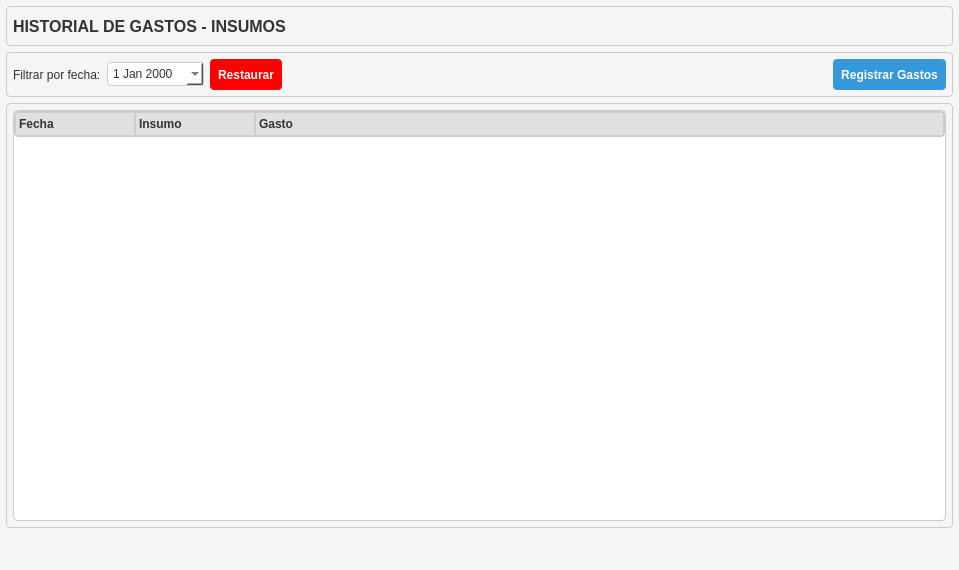
Old version of the form resources/ui/gastos_tab.ui in the repository Julian2455/beatmat.
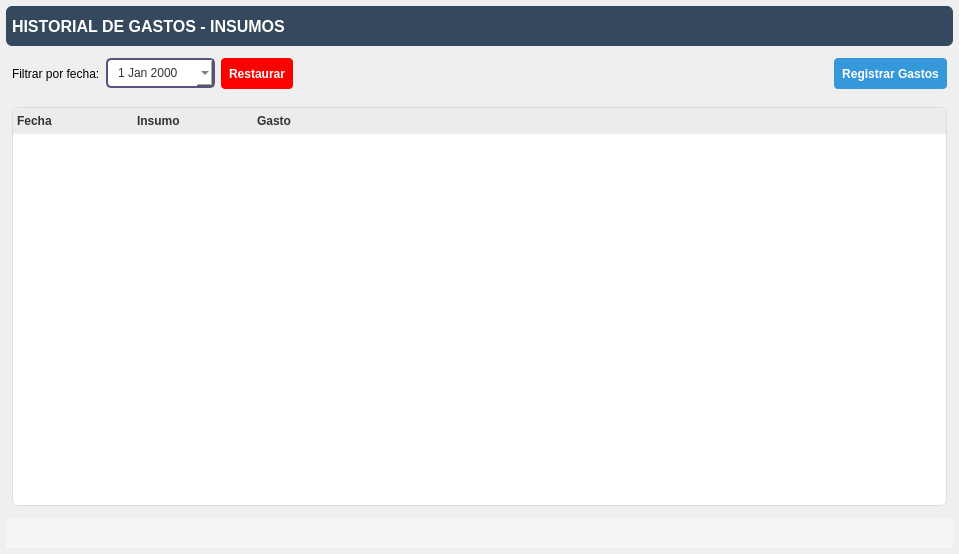
New version of the form. Icons and pictures are not drawn.

```diff
--- a/resources/ui/gastos_tab.ui
+++ b/resources/ui/gastos_tab.ui
@@ -7,24 +7,20 @@
     <x>0</x>
     <y>0</y>
     <width>959</width>
-    <height>570</height>
+    <height>554</height>
    </rect>
   </property>
   <property name="windowTitle">
    <string>Historial de Compras - Extintores</string>
   </property>
   <property name="styleSheet">
-   <string notr="true">QWidget {
-    background-color: #f5f5f5;
-    color: #333333;
+   <string notr="true">QFrame {
+    border-radius: 6px;
 }
-QFrame {
-    border:1px solid #cccccc;
-    border-radius: 4px;
-}
-QLabel {
-    color: #333333;
-    border: none;
+QMainWindow {
+    background-color: #f9f9f9;
+    font-family: &quot;Poppins&quot;, &quot;Segoe UI&quot;, sans-serif;
+    font-size: 14px;
 }
 QPushButton {
     background-color: #3498db;
@@ -40,13 +36,7 @@
 QPushButton:disabled {
     background-color: #bdc3c7;
 }
-QPushButton#btnDetalles {
-    background-color: #f39c12;
-}
-QPushButton#btnDetalles:hover {
-    background-color: #d35400;
-}
-QPushButton#btnCerrar {
+QPushButton#btnCerrarCaja {
     background-color: #e74c3c;
 }
 QPushButton#btnCerrar:hover {
@@ -58,22 +48,60 @@
     padding: 3px;
     background: white;
 }
-QTableWidget {
-    border: 1px solid #cccccc;
-    background-color: white;
-    gridline-color: #dddddd;
-}
+
+/* QTableWidget / QTableView */
 QHeaderView::section {
-    background-color: #e0e0e0;
-    color: #333333;
-    padding: 3px;
-    border: 1px solid #cccccc;
+    background-color: #ececec;
+    color: #333;
+    padding: 4px;
+    border: none;
     font-weight: bold;
 }
-QTableWidget::item:selected {
-    background-color: #3498db;
-    color: white;
-}</string>
+QTableWidget {
+    border: 1px solid #ddd;
+    background-color: white;
+    gridline-color: #ccc;
+    alternate-background-color: #f2f2f2;
+}
+QTableWidget::item {
+    padding: 6px;
+}
+QTableWidget::item:hover {
+    background-color: #f0f8ff;
+}
+/* QLineEdit (buscador) */
+QLineEdit {
+    border: 2px solid #ddd;
+    border-radius: 8px;
+    padding: 6px 12px;
+    background-color: white;
+}
+QLineEdit:focus {
+    border-color: #007BFF;
+}
+QComboBox {
+     border: 2px solid rgb(85, 85, 127);
+     border-radius: 5px;
+     padding: 5px 8px;
+     color: #333;
+     background-color: #fff;
+   }
+QDateEdit {
+     border: 2px solid  rgb(85, 85, 127);
+     border-radius: 5px;
+     padding: 5px 8px;
+     color: #333;
+     background-color: #fff;
+   }
+QComboBox:focus {
+     border: 1px solid #0078d7;
+     background-color: #eef6ff;
+   }
+
+QDateEdit:focus {
+     border: 1px solid #0078d7;
+     background-color: #eef6ff;
+   }</string>
   </property>
   <layout class="QVBoxLayout" name="verticalLayout">
    <property name="spacing">
@@ -105,6 +133,10 @@
        <height>40</height>
       </size>
      </property>
+     <property name="styleSheet">
+      <string notr="true">
+background:#34495E;</string>
+     </property>
      <property name="frameShape">
       <enum>QFrame::StyledPanel</enum>
      </property>
@@ -136,7 +168,7 @@
          </font>
         </property>
         <property name="styleSheet">
-         <string notr="true"/>
+         <string notr="true">color: rgb(255, 255, 255);</string>
         </property>
         <property name="text">
          <string>HISTORIAL DE GASTOS - INSUMOS</string>
```
Left out of the diff: 2 changed lines with no effect on the pictures.
